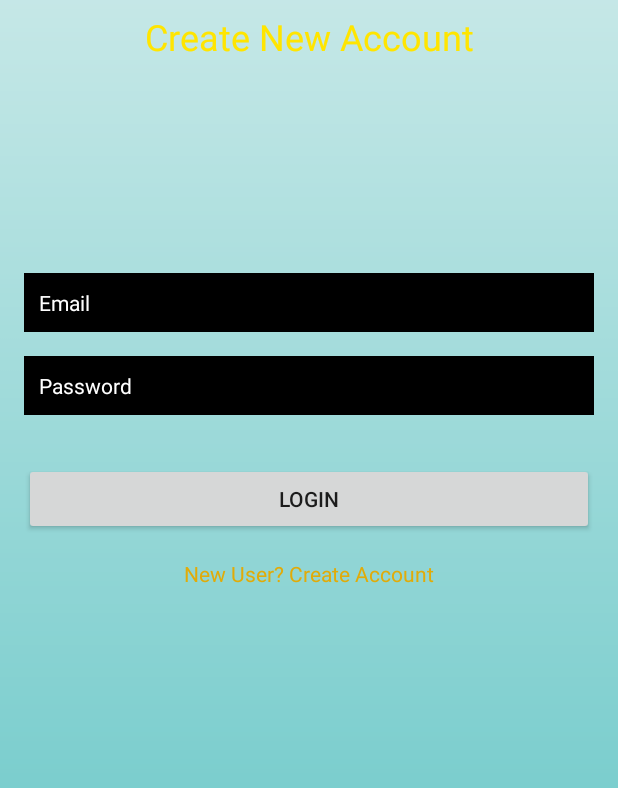
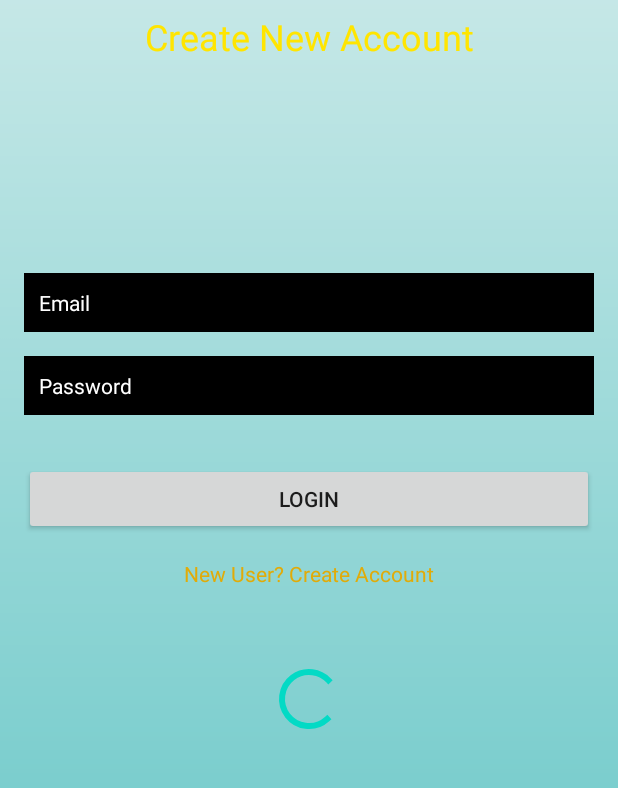
Before and after one commit to aking618/Simple-Android-Auth-App, an Android app: the Login screen opened directly, with no data from a screen before it, on a phone screen of 412 x 824 dp, the part 276-1064 px from its top. Run offline under Robolectric (Android 15) with nearby library versions, the phone set to English and light mode, and no system bars; our stand-ins replace Firebase (no records; nobody signed in at launch, a user with empty details on screens opened directly); Roboto replaces fonts that are not available here.

```diff
--- a/app/build.gradle
+++ b/app/build.gradle
@@ -1,4 +1,5 @@
 apply plugin: 'com.android.application'
+apply plugin: 'com.google.gms.google-services'
 
 android {
     compileSdkVersion 29
@@ -26,6 +27,8 @@ dependencies {
     implementation fileTree(dir: "libs", include: ["*.jar"])
     implementation 'androidx.appcompat:appcompat:1.1.0'
     implementation 'androidx.constraintlayout:constraintlayout:1.1.3'
+    implementation 'com.google.firebase:firebase-auth:16.0.5'
+    implementation 'com.google.firebase:firebase-firestore:17.1.2'
     testImplementation 'junit:junit:4.12'
     androidTestImplementation 'androidx.test.ext:junit:1.1.1'
     androidTestImplementation 'androidx.test.espresso:espresso-core:3.2.0'
--- a/app/src/main/java/com/aking/authenticatorapp/Login.java
+++ b/app/src/main/java/com/aking/authenticatorapp/Login.java
@@ -1,14 +1,88 @@
 package com.aking.authenticatorapp;
 
+import androidx.annotation.NonNull;
 import androidx.appcompat.app.AppCompatActivity;
 
+import android.content.Intent;
 import android.os.Bundle;
+import android.text.TextUtils;
+import android.view.View;
+import android.widget.Button;
+import android.widget.EditText;
+import android.widget.ProgressBar;
+import android.widget.TextView;
+import android.widget.Toast;
+
+import com.google.android.gms.tasks.OnCompleteListener;
+import com.google.android.gms.tasks.Task;
+import com.google.firebase.auth.AuthResult;
+import com.google.firebase.auth.FirebaseAuth;
 
 public class Login extends AppCompatActivity {
+
+    EditText mEmail, mPassword;
+    Button mLoginBtn;
+    TextView mCreateBtn;
+    ProgressBar progressBar;
+    FirebaseAuth fAuth;
 
     @Override
     protected void onCreate(Bundle savedInstanceState) {
         super.onCreate(savedInstanceState);
         setContentView(R.layout.activity_login);
+
+        mEmail = findViewById(R.id.Email);
+        mPassword = findViewById(R.id.password);
+        mLoginBtn = findViewById(R.id.loginButton);
+        mCreateBtn = findViewById(R.id.createText);
+
+        fAuth = FirebaseAuth.getInstance();
+        progressBar = findViewById(R.id.progressBar2);
+
+        mLoginBtn.setOnClickListener(new View.OnClickListener() {
+            @Override
+            public void onClick(View view) {
+                String email = mEmail.getText().toString().trim();
+                String password = mPassword.getText().toString().trim();
+
+                if (TextUtils.isEmpty(email)) {
+                    mEmail.setError("Email is Required.");
+                    return;
+                }
+                if (TextUtils.isEmpty(password)) {
+                    mPassword.setError("Password is Required");
+                    return;
+                }
+                if (password.length() < 6) {
+                    mPassword.setError("Password must be at least 6 characters");
+                    return;
+                }
+
+                progressBar.setVisibility(View.VISIBLE);
+
+                // authenticate the user
+                fAuth.signInWithEmailAndPassword(email, password).addOnCompleteListener(new OnCompleteListener<AuthResult>() {
+                    @Override
+                    public void onComplete(@NonNull Task<AuthResult> task) {
+                        if (task.isSuccessful()) {
+                            Toast.makeText(Login.this, "Logged in Successfully", Toast.LENGTH_SHORT).show();
+                            startActivity(new Intent(getApplicationContext(), MainActivity.class));
+                        } else {
+                            Toast.makeText(Login.this, "Error! " +  task.getException().getMessage(), Toast.LENGTH_SHORT).show();
+                            progressBar.setVisibility(View.GONE);
+                        }
+                    }
+                });
+
+            }
+        });
+
+        mCreateBtn.setOnClickListener(new View.OnClickListener() {
+            @Override
+            public void onClick(View view) {
+                startActivity(new Intent(getApplicationContext(), Register.class));
+            }
+        });
+
     }
 }
--- a/app/src/main/res/layout/activity_login.xml
+++ b/app/src/main/res/layout/activity_login.xml
@@ -80,7 +80,7 @@
         app:layout_constraintVertical_bias="0.0" />
 
     <Button
-        android:id="@+id/registerButton"
+        android:id="@+id/loginButton"
         android:layout_width="0dp"
         android:layout_height="wrap_content"
         android:layout_marginStart="16dp"
@@ -101,5 +101,17 @@
         android:textColor="#E1AB08"
         app:layout_constraintEnd_toEndOf="parent"
         app:layout_constraintStart_toStartOf="parent"
-        app:layout_constraintTop_toBottomOf="@+id/registerButton" />
+        app:layout_constraintTop_toBottomOf="@+id/loginButton" />
+
+    <ProgressBar
+        android:id="@+id/progressBar2"
+        style="?android:attr/progressBarStyle"
+        android:layout_width="wrap_content"
+        android:layout_height="wrap_content"
+        app:layout_constraintBottom_toBottomOf="parent"
+        app:layout_constraintEnd_toEndOf="parent"
+        app:layout_constraintStart_toStartOf="parent"
+        app:layout_constraintTop_toBottomOf="@+id/createText"
+        app:layout_constraintVertical_bias="0.25"
+        tools:visibility="invisible" />
 </androidx.constraintlayout.widget.ConstraintLayout>
--- a/build.gradle
+++ b/build.gradle
@@ -5,7 +5,8 @@ buildscript {
         jcenter()
     }
     dependencies {
-        classpath "com.android.tools.build:gradle:4.0.0"
+        classpath 'com.android.tools.build:gradle:4.0.1'
+        classpath 'com.google.gms:google-services:4.2.0'
 
         // NOTE: Do not place your application dependencies here; they belong
         // in the individual module build.gradle files
```
Also changed, not shown: app/src/main/AndroidManifest.xml (+3 -6 lines), app/src/main/java/com/aking/authenticatorapp/MainActivity.java (+47 -0 lines), app/src/main/java/com/aking/authenticatorapp/Register.java (+119 -0 lines), app/src/main/res/layout/activity_main.xml (+71 -4 lines), app/src/main/res/layout/activity_register.xml (+13 -0 lines), 1 other file.
